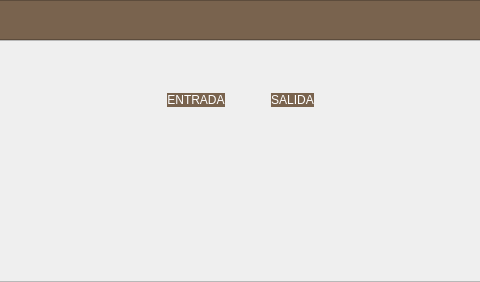
Qt form mainwindow.ui (altitude-solutions/Camino_Real_Desktop) before a commit; both pictures show x 141 to 621 and y 0 to 282 of the 762 by 282 pixel window.
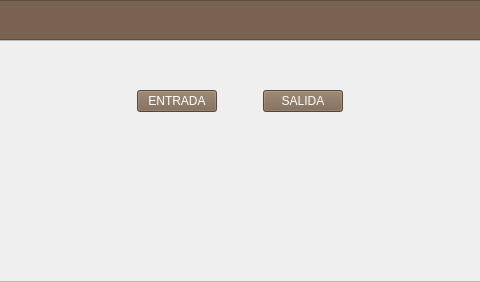
The same form after that commit.

```diff
--- a/mainwindow.ui
+++ b/mainwindow.ui
@@ -153,8 +153,7 @@
         <item>
          <widget class="QPushButton" name="pushButton">
           <property name="styleSheet">
-           <string notr="true">border-style:outset;
-font: 14pt &quot;MS Shell Dlg 2&quot;;
+           <string notr="true">font: 14pt &quot;MS Shell Dlg 2&quot;;
 color:white;
 background-color:#79634E;
 min-width:7em;
@@ -186,8 +185,7 @@
         <item>
          <widget class="QPushButton" name="pushButton_2">
           <property name="styleSheet">
-           <string notr="true">border-style:outset;
-font: 14pt &quot;MS Shell Dlg 2&quot;;
+           <string notr="true">font: 14pt &quot;MS Shell Dlg 2&quot;;
 color:white;
 background-color:#79634E;
 min-width:7em;
```
